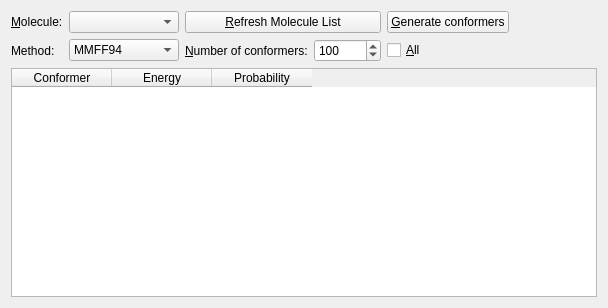
xtalopt/XtalOpt, file src/randomdock/ui/tab_conformers.ui: the form before one commit.
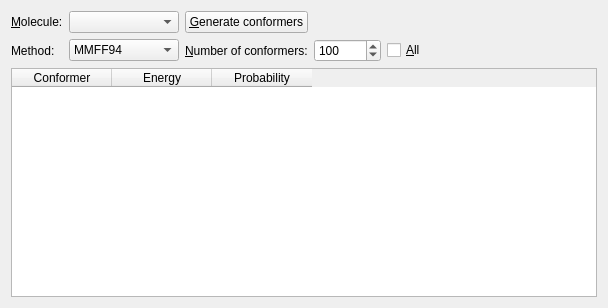
The form after the commit.

Commit message: Automatically update the conformer's structures list when the structures in tab_init change.

Diff of the .ui file:
```diff
--- a/src/randomdock/ui/tab_conformers.ui
+++ b/src/randomdock/ui/tab_conformers.ui
@@ -40,20 +40,7 @@
      </property>
     </widget>
    </item>
-   <item row="0" column="5">
-    <spacer name="horizontalSpacer">
-     <property name="orientation">
-      <enum>Qt::Horizontal</enum>
-     </property>
-     <property name="sizeHint" stdset="0">
-      <size>
-       <width>40</width>
-       <height>20</height>
-      </size>
-     </property>
-    </spacer>
-   </item>
-   <item row="2" column="0" colspan="10">
+   <item row="2" column="0" colspan="9">
     <widget class="QTableWidget" name="table_conformers">
      <property name="selectionMode">
       <enum>QAbstractItemView::SingleSelection</enum>
@@ -78,20 +65,6 @@
      </column>
     </widget>
    </item>
-   <item row="0" column="4">
-    <widget class="QPushButton" name="push_generate">
-     <property name="text">
-      <string>&amp;Generate conformers</string>
-     </property>
-    </widget>
-   </item>
-   <item row="0" column="2" colspan="2">
-    <widget class="QPushButton" name="push_refresh">
-     <property name="text">
-      <string>&amp;Refresh Molecule List</string>
-     </property>
-    </widget>
-   </item>
    <item row="1" column="0">
     <widget class="QLabel" name="label_2">
      <property name="text">
@@ -164,6 +137,13 @@
      </property>
     </widget>
    </item>
+   <item row="0" column="2">
+    <widget class="QPushButton" name="push_generate">
+     <property name="text">
+      <string>&amp;Generate conformers</string>
+     </property>
+    </widget>
+   </item>
   </layout>
  </widget>
  <resources/>
```
The commit also changes 2 other files.
